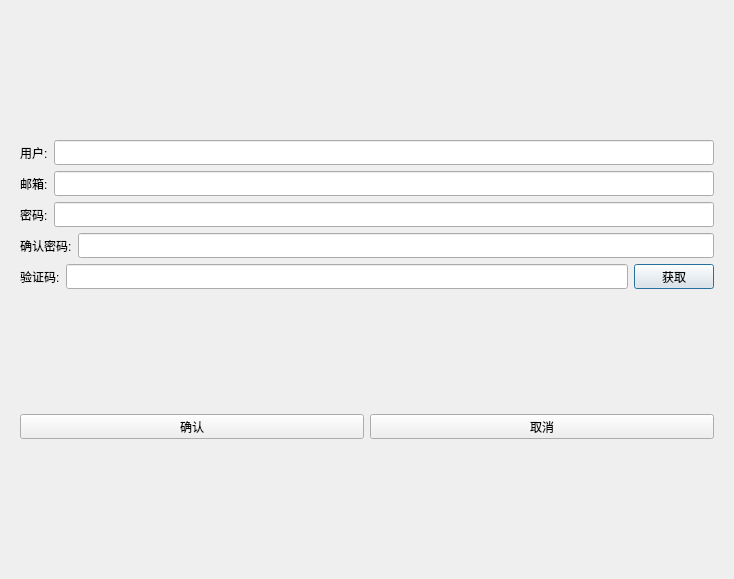
Volleria/EkkoChat, file registerdialog.ui: the form before one commit.
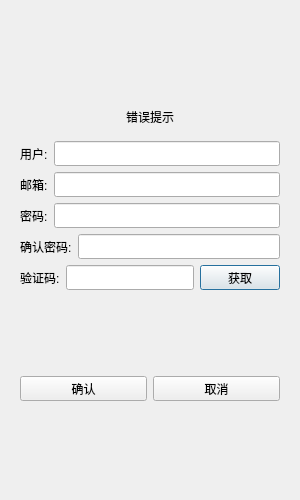
The form after the commit.

Patch:
```diff
--- a/registerdialog.ui
+++ b/registerdialog.ui
@@ -6,10 +6,22 @@
    <rect>
     <x>0</x>
     <y>0</y>
-    <width>734</width>
-    <height>579</height>
+    <width>300</width>
+    <height>500</height>
    </rect>
   </property>
+  <property name="minimumSize">
+   <size>
+    <width>300</width>
+    <height>500</height>
+   </size>
+  </property>
+  <property name="maximumSize">
+   <size>
+    <width>300</width>
+    <height>500</height>
+   </size>
+  </property>
   <property name="windowTitle">
    <string>Dialog</string>
   </property>
@@ -33,6 +45,22 @@
            </property>
           </spacer>
          </item>
+         <item>
+          <widget class="QWidget" name="widget" native="true">
+           <layout class="QVBoxLayout" name="verticalLayout_4">
+            <item>
+             <widget class="QLabel" name="err_tip">
+              <property name="text">
+               <string>错误提示</string>
+              </property>
+              <property name="alignment">
+               <set>Qt::AlignCenter</set>
+              </property>
+             </widget>
+            </item>
+           </layout>
+          </widget>
+         </item>
          <item>
           <layout class="QHBoxLayout" name="horizontalLayout">
            <item>
```
Left out of the diff: 4 changed lines with no effect on the pictures.
